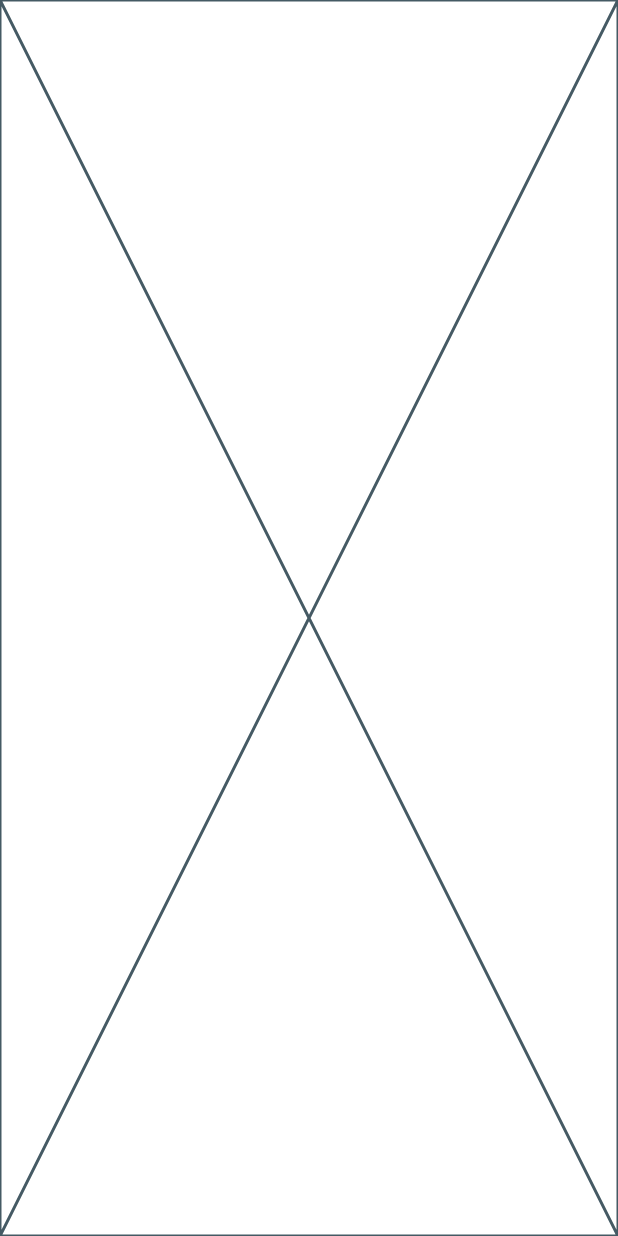
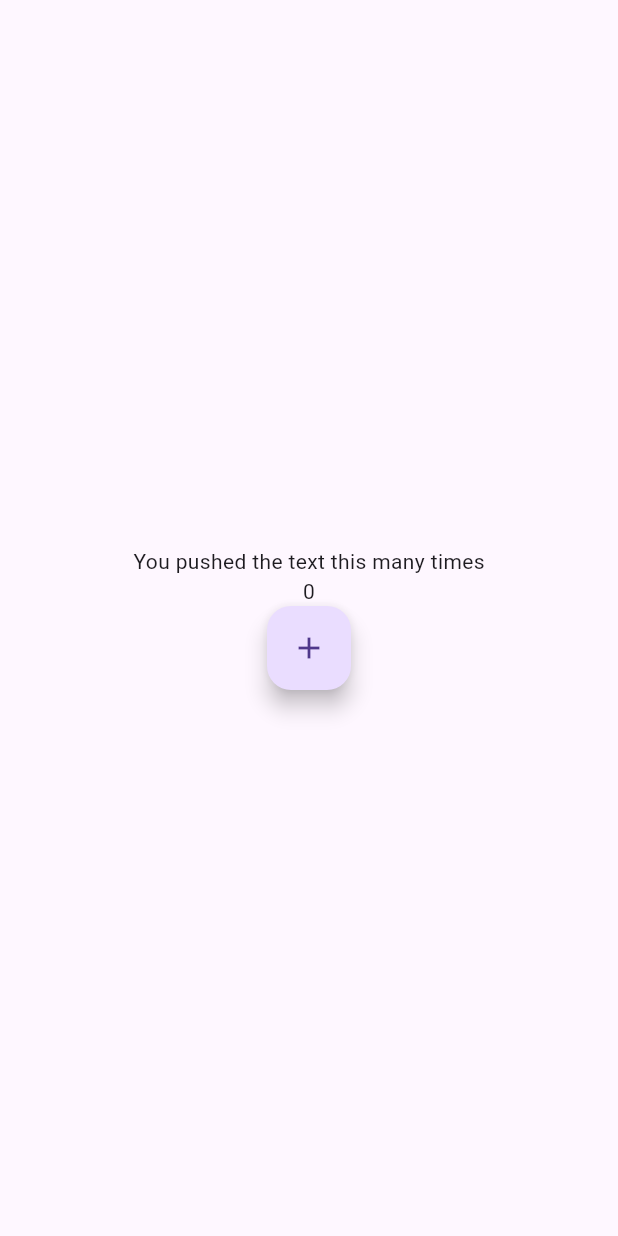
Before and after one commit to retzonel/flutter_demo_app_by_me, a Flutter app: the screen it shows after launch, on a phone screen of 412 x 824 dp. Run offline on Flutter 3.47's test engine with Material 3 defaults, Android fonts, the phone set to English and light mode, and no system bars.

Commit message:
Update README and implement basic app structure with CounterPage

```diff
--- a/lib/main.dart
+++ b/lib/main.dart
@@ -1,4 +1,5 @@
 import 'package:flutter/material.dart';
+import 'package:flutter_demo_byme/pages/counter_page.dart';
 
 void main() {
   runApp(const MyApp());
@@ -12,8 +13,13 @@ class MyApp extends StatefulWidget {
 }
 
 class _MyAppState extends State<MyApp> {
+
+
+  //user interface
   @override
   Widget build(BuildContext context) {
-    return const Placeholder();
+    return MaterialApp(
+      home: CounterPage(),
+    );
   }
 }
--- /dev/null
+++ b/lib/pages/counter_page.dart
@@ -0,0 +1,41 @@
+import 'package:flutter/material.dart';
+
+class CounterPage extends StatefulWidget {
+  CounterPage({super.key});
+
+  @override
+  State<CounterPage> createState() => _CounterPageState();
+}
+
+class _CounterPageState extends State<CounterPage> {
+  // what's needed??
+
+  // a variable
+  int _counter = 0;
+
+  void _increaseCounter() {
+    setState(() {
+      _counter++;
+    });
+  }
+  //a method
+
+  @override
+  Widget build(BuildContext context) {
+    return Scaffold(
+      body: Column(
+        mainAxisAlignment: MainAxisAlignment.center,
+        children: [
+          Center(child: Text("You pushed the text this many times")),
+          Center(child: Text(_counter.toString())),
+          FloatingActionButton(
+            onPressed: () {
+              _increaseCounter();
+            },
+            child: Icon(Icons.add),
+          ),
+        ],
+      ),
+    );
+  }
+}
```
Also changed, not shown: 1 other file.
